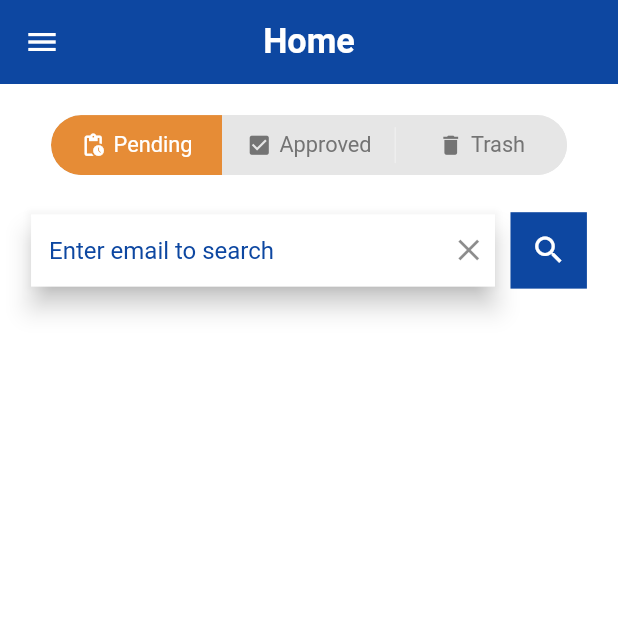
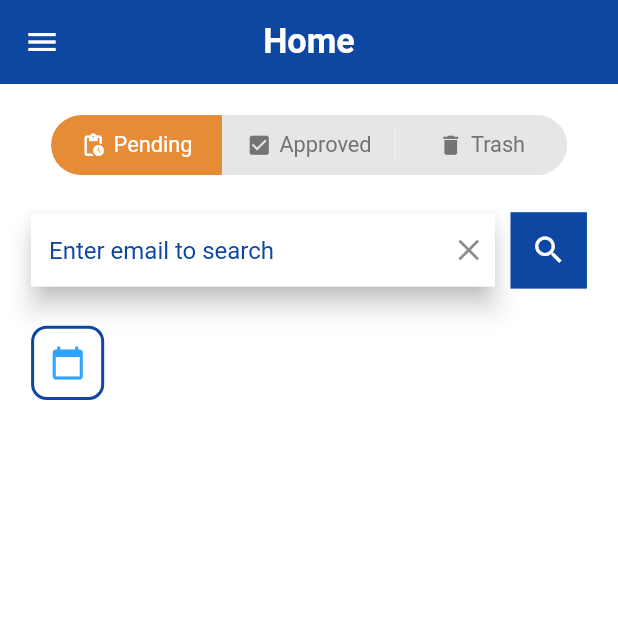
Before and after one commit to dnadawa/CPHFLYT, a Flutter app: the Home screen opened directly, on a phone screen of 412 x 824 dp, the top half of it. Run offline on Flutter 3.47's test engine with Material 2 defaults, Android fonts, the phone set to English and light mode, and no system bars; drawn by our look-alikes of toggle_switch; our stand-ins replace cloud_firestore, firebase_auth, firebase_core, firebase_storage, flutter_dotenv, flutter_screenutil and 7 more; missing offline and left inert: onesignal_flutter, simple_fontellico_progress_dialog; accounts and stored records are empty; Roboto replaces fonts that are missing (SF-Pro).

```diff
--- a/lib/constants.dart
+++ b/lib/constants.dart
@@ -3,3 +3,5 @@ import 'package:flutter/material.dart';
 const kLightBlue = Color(0xff2FA4FF);
 const kApproved = Color(0xff039487);
 const kDeclined = Color(0xffEC1C24);
+
+String capitalize(String s) => s[0].toUpperCase() + s.substring(1);
--- a/lib/controllers/filter_controller.dart
+++ b/lib/controllers/filter_controller.dart
@@ -7,18 +7,15 @@ class FilterController extends ChangeNotifier {
 
   Filter _selected = Filter.Pending;
   CompletedFilter _completedFilter = CompletedFilter.All;
+  DateTime? _dateFilter;
 
-  Filter get filter{
-    return _selected;
-  }
+  Filter get filter => _selected;
+  CompletedFilter get completedFilter => _completedFilter;
+  DateTime? get dateFilter => _dateFilter;
 
   set filter(Filter filter){
     _selected = filter;
     notifyListeners();
-  }
-
-  CompletedFilter get completedFilter{
-    return _completedFilter;
   }
 
   set completedFilter(CompletedFilter filter){
@@ -26,4 +23,9 @@ class FilterController extends ChangeNotifier {
     notifyListeners();
   }
 
+  set dateFilter(DateTime? date){
+    _dateFilter = date;
+    notifyListeners();
+  }
+
 }
--- a/lib/screens/home.dart
+++ b/lib/screens/home.dart
@@ -14,6 +14,8 @@ import 'package:cphflyt/widgets/label_input_field.dart';
 import 'package:flutter/cupertino.dart';
 import 'package:flutter/material.dart';
 import 'package:flutter_screenutil/flutter_screenutil.dart';
+import 'package:intl/date_symbol_data_local.dart';
+import 'package:intl/intl.dart';
 import 'package:provider/provider.dart';
 import 'package:toggle_switch/toggle_switch.dart';
 import 'package:cphflyt/constants.dart';
@@ -154,12 +156,51 @@ class Home extends StatelessWidget {
             if(filterController.filter == Filter.Trash)
             SizedBox(height: 30.h,),
 
-            ///hide completed
+            ///hide completed & date filter
+            Row(
+              mainAxisAlignment: MainAxisAlignment.spaceBetween,
+              children: [
+                ///date picker
+                Align(
+                  alignment: Alignment.centerRight,
+                  child: GestureDetector(
+                    onTap: () async {
+                      DateTime? pickedDate = await showDatePicker(
+                        context: context,
+                        initialDate: DateTime.now(),
+                        firstDate: DateTime(2021, 1, 1),
+                        lastDate: DateTime(2023, 12, 31),
+                        cancelText: 'Clear'
+                      );
+                      await initializeDateFormatting('da_DK');
+                      filterController.dateFilter = pickedDate;
+                    },
+                    child: Container(
+                      padding: EdgeInsets.symmetric(horizontal: 10.w),
+                      height: 40.h,
+                      decoration: BoxDecoration(
+                          borderRadius: BorderRadius.circular(10.r),
+                          border: Border.all(
+                              color: Theme.of(context).primaryColor,
+                              width: 2
+                          )
+                      ),
+                      child: Center(
+                          child: filterController.dateFilter == null ?
+                          Icon(Icons.calendar_today, color: kLightBlue) :
+                          CustomText(text: filterController.dateFilter == null ? "" : DateFormat.yMMMMd('da_DK').format(filterController.dateFilter!))
+                      ),
+                    ),
+                  ),
+                ),
+
                 if(filterController.filter == Filter.Approved)
+                ///dropdown
                 Align(
                   alignment: Alignment.centerRight,
                   child: Container(
                     padding: EdgeInsets.symmetric(horizontal: 8.w),
+                    height: 40.h,
                     decoration: BoxDecoration(
                       borderRadius: BorderRadius.circular(10.r),
                       border: Border.all(
@@ -181,12 +222,18 @@ class Home extends StatelessWidget {
                     ),
                   ),
                 ),
-            if(filterController.filter == Filter.Approved)
+              ],
+            ),
             SizedBox(height: 20.h,),
 
             Expanded(
               child: StreamBuilder<QuerySnapshot>(
-                stream: databaseService.getRequests(filter: filterController.filter, from: navController.navItem, completedFilter: filterController.completedFilter),
+                stream: databaseService.getRequests(
+                    filter: filterController.filter,
+                    from: navController.navItem,
+                    completedFilter: filterController.completedFilter,
+                    dateFilter: filterController.dateFilter
+                ),
                 builder: (BuildContext context, snapshot){
                   if(!snapshot.hasData || snapshot.connectionState == ConnectionState.waiting){
                     return Center(child: CircularProgressIndicator());
--- a/lib/services/database_service.dart
+++ b/lib/services/database_service.dart
@@ -10,6 +10,7 @@ import 'package:cphflyt/widgets/toast.dart';
 import 'package:flutter/material.dart';
 import 'package:intl/date_symbol_data_local.dart';
 import 'package:intl/intl.dart';
+import 'package:cphflyt/constants.dart';
 
 class DatabaseService extends ChangeNotifier{
   final FirebaseFirestore _firestore = FirebaseFirestore.instance;
@@ -21,7 +22,7 @@ class DatabaseService extends ChangeNotifier{
     notifyListeners();
   }
 
-  getRequests({Filter filter = Filter.Pending, Nav from = Nav.Website,CompletedFilter completedFilter = CompletedFilter.All}) {
+  getRequests({Filter filter = Filter.Pending, Nav from = Nav.Website,CompletedFilter completedFilter = CompletedFilter.All, DateTime? dateFilter}) {
     Query query = _firestore.collection('requests');
 
     ///filter
@@ -55,6 +56,14 @@ class DatabaseService extends ChangeNotifier{
     }
     else{
       query = query.where('from', isEqualTo: 'manual');
+    }
+
+    ///date filter
+    if(dateFilter != null){
+      query = query
+          .where('dateYear', isEqualTo: dateFilter.year)
+          .where('dateMonth', isEqualTo: capitalize(DateFormat.MMMM('da_DK').format(dateFilter)))
+          .where('dateDay', isEqualTo: dateFilter.day);
     }
 
     return query.snapshots();
@@ -192,7 +201,6 @@ class DatabaseService extends ChangeNotifier{
   }
 
   addRequest(RequestModel request) async {
-
     await initializeDateFormatting('da_DK');
     DateTime parsedDate = DateTime.parse(request.date);
 
@@ -204,7 +212,7 @@ class DatabaseService extends ChangeNotifier{
       'type': request.type,
       'package': request.packageType,
       'dateDay': parsedDate.day,
-      'dateMonth': DateFormat('MMMM', 'da_DK').format(parsedDate),
+      'dateMonth': capitalize(DateFormat('MMMM', 'da_DK').format(parsedDate)),
       'dateYear': parsedDate.year,
       'fromAddress': request.fromAddress.address,
       'fromZip': request.fromAddress.zip,
```
Lines whose indentation alone changed are shown as unchanged.
